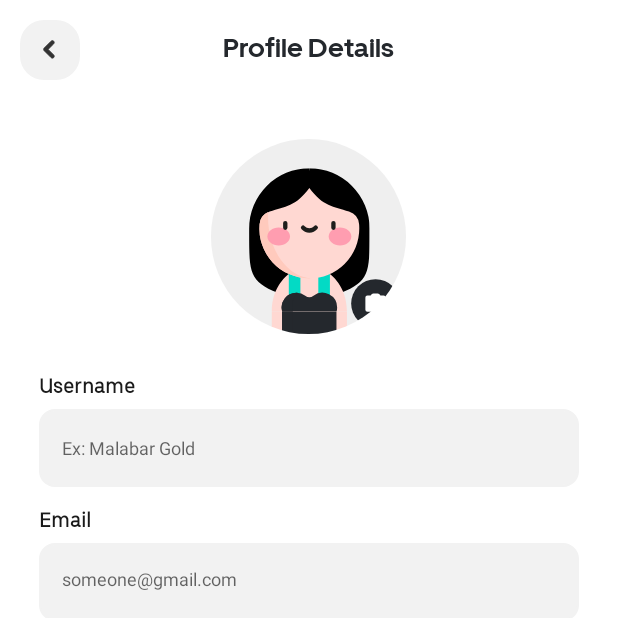
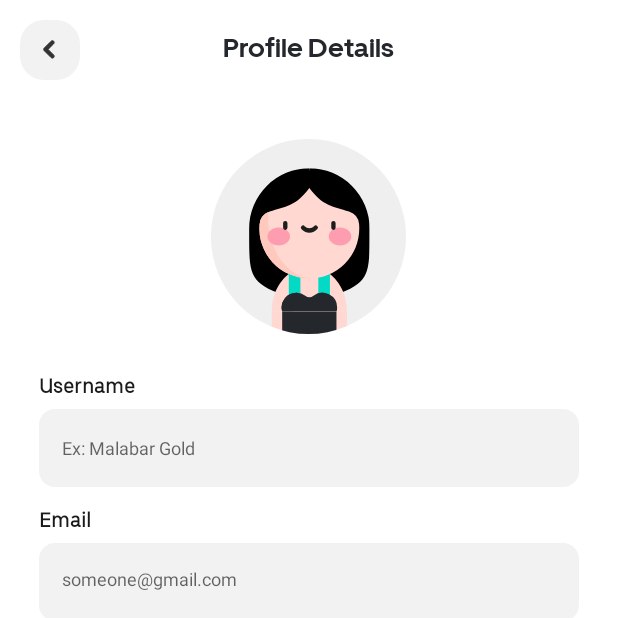
Before and after one commit to mabdullah215/Wyd, an Android app: the ProfileActivity screen opened directly, with no data from a screen before it, on a phone screen of 412 x 824 dp, the top half of it. Run offline under Robolectric (Android 15) with nearby library versions, the phone set to English and light mode, and no system bars; our stand-ins replace CircleImageView, sdp/ssp sizes.

Commit message:
Initial commit

```diff
--- a/app/build.gradle
+++ b/app/build.gradle
@@ -38,6 +38,7 @@ dependencies {
     implementation 'de.hdodenhof:circleimageview:3.1.0'
     implementation 'com.google.firebase:firebase-firestore:24.2.2'
     implementation 'com.github.SanojPunchihewa:InAppUpdater:1.0.5'
+    implementation 'com.google.android.gms:play-services-location:19.0.0'
     implementation 'com.intuit.sdp:sdp-android:1.0.6'
     implementation 'io.github.chaosleung:pinview:1.4.4'
     androidTestImplementation 'androidx.test.ext:junit:1.1.3'
--- a/app/src/main/AndroidManifest.xml
+++ b/app/src/main/AndroidManifest.xml
@@ -5,6 +5,8 @@
 
     <uses-permission android:name="android.permission.INTERNET" />
     <uses-permission android:name="android.permission.ACCESS_NETWORK_STATE" />
+    <uses-permission android:name="android.permission.ACCESS_FINE_LOCATION"/>
+    <uses-permission android:name="android.permission.ACCESS_COARSE_LOCATION"/>
 
     <application
         android:allowBackup="true"
--- a/app/src/main/res/drawable/user_avatar.xml
+++ b/app/src/main/res/drawable/user_avatar.xml
@@ -62,16 +62,5 @@
   <path
       android:pathData="M63.054,86.64v11.36L35.772,98L35.772,86.64z"
       android:fillColor="@color/purple_200"/>
-  <path
-      android:pathData="M41.115,86.64v11.36L35.715,98L35.715,86.64z"
-      android:fillColor="@color/purple_200"/>
-  <path
-      android:pathData="M82.688,70.438L82.688,70.438A12.25,12.25 0,0 1,94.938 82.688L94.938,82.688A12.25,12.25 0,0 1,82.688 94.938L82.688,94.938A12.25,12.25 0,0 1,70.438 82.688L70.438,82.688A12.25,12.25 0,0 1,82.688 70.438z"
-      android:fillColor="@color/purple_200"/>
-  <path
-      android:pathData="M82.688,82.688m-1.531,0a1.531,1.531 0,1 1,3.062 0a1.531,1.531 0,1 1,-3.062 0"
-      android:fillColor="#fff"/>
-  <path
-      android:pathData="M78.605,86.771A1.023,1.023 0,0 1,77.584 85.751L77.584,79.626a1.024,1.024 0,0 1,1.021 -1.021h1.618l0.628,-0.689A1.032,1.032 0,0 1,81.606 77.584h2.165a1.015,1.015 0,0 1,0.75 0.332l0.634,0.689h1.616a1.025,1.025 0,0 1,1.021 1.021v6.125a1.024,1.024 0,0 1,-1.021 1.02z"
-      android:fillColor="#fff"/>
+
 </vector>
```
Also changed, not shown: app/src/main/java/com/mobileapp/wyd/MainActivity.java (+82 -2 lines), app/src/main/java/com/mobileapp/wyd/data/DataStorage.java (added, +40 -0 lines), app/src/main/res/drawable/ic_logout.xml (added, +18 -0 lines).
